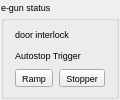
Above: src/widgets/ui/eGunHV.ui from srgblnch/LinacGUI before the change. Below: the same form after it.
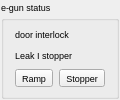
That is the form after the change. Custom widgets are drawn as their Qt base class.

Commit message: change the label of the leak current in the eGun HV ST popup as the user request.

```diff
--- a/src/widgets/ui/eGunHV.ui
+++ b/src/widgets/ui/eGunHV.ui
@@ -56,7 +56,7 @@
         <item row="1" column="0">
          <widget class="QLabel" name="AutostopperTriggerLabel">
           <property name="text">
-           <string>Autostop Trigger</string>
+           <string>Leak I stopper</string>
           </property>
          </widget>
         </item>
```
The commit also changes 1 other file.
